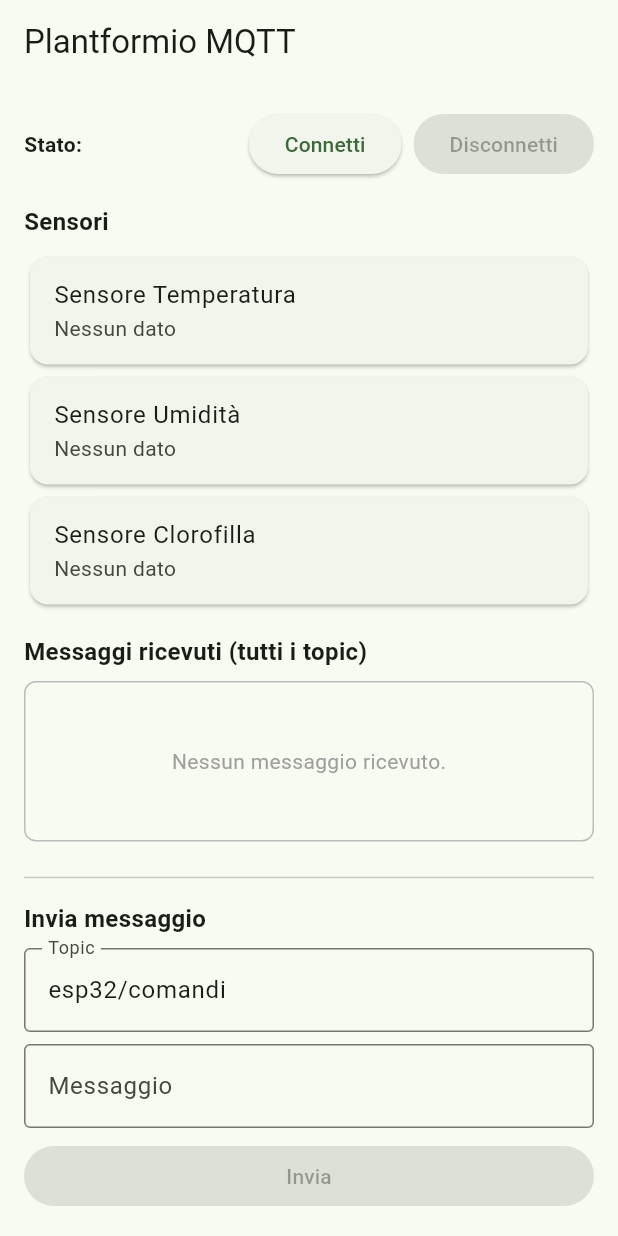
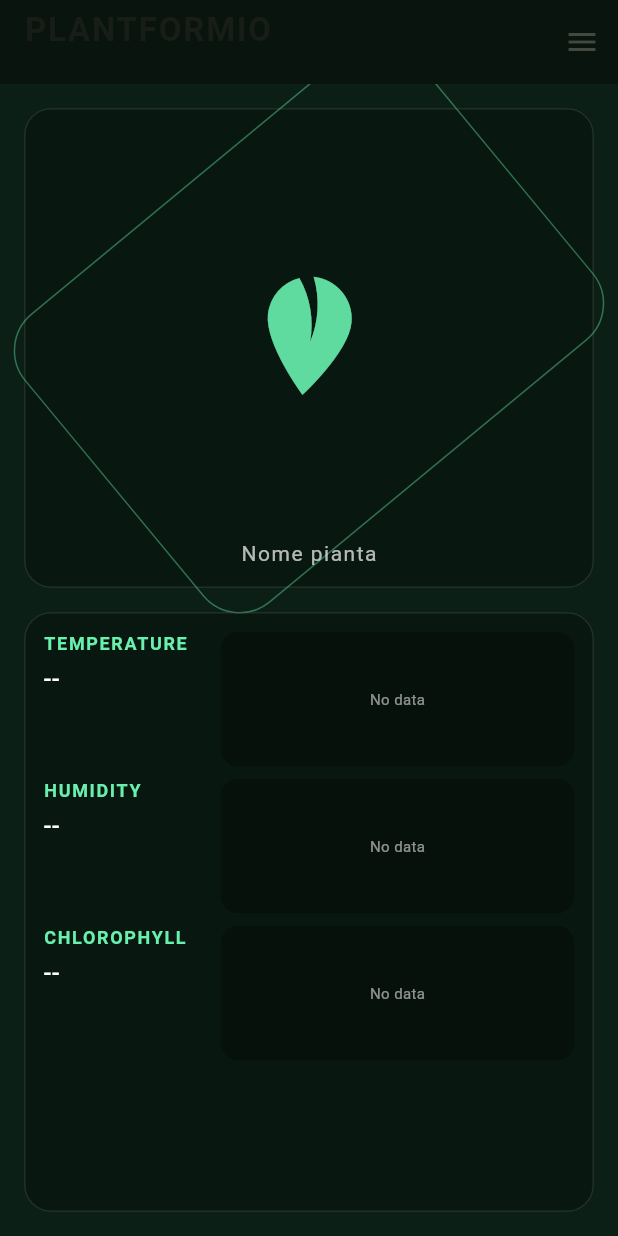
Before and after one commit to fabionsky20/mqtt-publis-and-app, a Flutter app: the screen it shows after launch, on a phone screen of 412 x 824 dp. Run offline on Flutter 3.47's test engine with Material 3 defaults, Android fonts, the phone set to English and light mode, and no system bars; our stand-ins replace fl_chart; missing offline and left inert: mqtt_client.

Commit message:
new app, firt interface

```diff
--- a/lib/main.dart
+++ b/lib/main.dart
@@ -1,320 +1,281 @@
 import 'package:flutter/material.dart';
 import 'package:mqtt_client/mqtt_client.dart';
+import 'package:fl_chart/fl_chart.dart';
 
 import 'mqtt_service.dart';
 
+// Un'unica istanza di MqttService condivisa da tutta l'app
+final MqttService mqttService = MqttService();
+
 void main() {
-  runApp(const MyApp());
+  runApp(const PlantformioApp());
 }
 
-class MyApp extends StatelessWidget {
-  const MyApp({super.key});
+class PlantformioApp extends StatelessWidget {
+  const PlantformioApp({super.key});
 
   @override
   Widget build(BuildContext context) {
     return MaterialApp(
-      title: 'Plantformio MQTT',
+      title: 'Plantformio',
       theme: ThemeData(
         colorScheme: ColorScheme.fromSeed(seedColor: Colors.green),
         useMaterial3: true,
       ),
-      home: const MqttPage(),
+      home: const DashboardPage(),
     );
   }
 }
 
-class MqttPage extends StatefulWidget {
-  const MqttPage({super.key});
+// Modello per un punto di storico (tempo + valore)
+class SensorSample {
+  final DateTime time;
+  final double value;
+
+  SensorSample(this.time, this.value);
+}
+
+class DashboardPage extends StatefulWidget {
+  const DashboardPage({super.key});
 
   @override
-  State<MqttPage> createState() => _MqttPageState();
+  State<DashboardPage> createState() => _DashboardPageState();
 }
 
-class _MqttPageState extends State<MqttPage> {
-  final MqttService _mqttService = MqttService();
+class _DashboardPageState extends State<DashboardPage> {
+  MqttConnectionState _connectionState = MqttConnectionState.disconnected;
 
-  final TextEditingController _topicController =
-  TextEditingController(text: 'esp32/comandi');
-  final TextEditingController _messageController = TextEditingController();
-
-  MqttConnectionState _connectionState = MqttConnectionState.disconnected;
-  final List<String> _receivedMessages = [];
-
-  // Ultimi valori dei tre sensori
   String? _lastTemperature;
   String? _lastHumidity;
   String? _lastChlorophyll;
+
+  final List<SensorSample> _temperatureHistory = [];
+  final List<SensorSample> _humidityHistory = [];
+  final List<SensorSample> _chlorophyllHistory = [];
 
   @override
   void initState() {
     super.initState();
 
-    // Ascolta lo stato della connessione
-    _mqttService.connectionState.listen((state) {
+    // Connessione automatica all'avvio
+    mqttService.connect();
+
+    // Stato connessione
+    mqttService.connectionState.listen((state) {
       setState(() {
         _connectionState = state;
       });
     });
 
-    // Ascolta i messaggi ricevuti generici (tutti i topic)
-    _mqttService.messages.listen((msg) {
+    // Dati sensori
+    mqttService.temperatureStream.listen((value) {
       setState(() {
-        // Inserisco in cima alla lista
-        _receivedMessages.insert(0, msg);
+        _lastTemperature = value;
+        _addSample(_temperatureHistory, value);
       });
     });
 
-    // Ascolta il topic del sensore di temperatura
-    _mqttService.temperatureStream.listen((value) {
+    mqttService.humidityStream.listen((value) {
       setState(() {
-        _lastTemperature = value;
+        _lastHumidity = value;
+        _addSample(_humidityHistory, value);
       });
     });
 
-    // Ascolta il topic del sensore di umidità
-    _mqttService.humidityStream.listen((value) {
-      setState(() {
-        _lastHumidity = value;
-      });
-    });
-
-    // Ascolta il topic del sensore di clorofilla
-    _mqttService.chlorophyllStream.listen((value) {
+    mqttService.chlorophyllStream.listen((value) {
       setState(() {
         _lastChlorophyll = value;
+        _addSample(_chlorophyllHistory, value);
       });
     });
   }
 
   @override
   void dispose() {
-    _mqttService.dispose();
-    _topicController.dispose();
-    _messageController.dispose();
+    // Non chiudo mqttService qui perché è condiviso dall'app.
     super.dispose();
   }
 
-  String _connectionStateText() {
+  /// Aggiunge un campione allo storico e rimuove quelli più vecchi di 24h
+  void _addSample(List<SensorSample> list, String rawValue) {
+    // Provo a estrarre un double dal testo (es. "32.5°C" -> 32.5)
+    final cleaned =
+    rawValue.replaceAll(RegExp('[^0-9,.-]'), '').replaceAll(',', '.');
+    final value = double.tryParse(cleaned);
+    if (value == null) return;
+
+    final now = DateTime.now();
+    list.add(SensorSample(now, value));
+
+    final cutoff = now.subtract(const Duration(hours: 24));
+    list.removeWhere((sample) => sample.time.isBefore(cutoff));
+  }
+
+  String get _connectionLabel {
     switch (_connectionState) {
       case MqttConnectionState.connected:
-        return 'Connesso';
+        return 'CONNECTED';
       case MqttConnectionState.connecting:
-        return 'Connessione in corso...';
+        return 'CONNECTING...';
       case MqttConnectionState.disconnected:
-        return 'Disconnesso';
+        return 'DISCONNECTED';
       case MqttConnectionState.disconnecting:
-        return 'Disconnessione in corso...';
+        return 'DISCONNECTING...';
       case MqttConnectionState.faulted:
-        return 'Errore di connessione';
+        return 'CONNECTION ERROR';
       default:
         return _connectionState.toString();
     }
   }
 
-  Future<void> _connect() async {
-    await _mqttService.connect();
+  Color get _connectionColor {
+    switch (_connectionState) {
+      case MqttConnectionState.connected:
+        return Colors.green;
+      case MqttConnectionState.faulted:
+        return Colors.red;
+      default:
+        return Colors.orange;
+    }
   }
 
-  void _disconnect() {
-    _mqttService.disconnect();
+  void _onMenuSelected(String value) {
+    switch (value) {
+      case 'profile':
+        Navigator.of(context).push(
+          MaterialPageRoute(builder: (_) => const ProfilePage()),
+        );
+        break;
+      case 'commands':
+        Navigator.of(context).push(
+          MaterialPageRoute(builder: (_) => const CommandsPage()),
+        );
+        break;
     }
-
-  Future<void> _sendMessage() async {
-    final topic = _topicController.text.trim();
-    final message = _messageController.text.trim();
-
-    if (topic.isEmpty || message.isEmpty) {
-      ScaffoldMessenger.of(context).showSnackBar(
-        const SnackBar(
-          content: Text('Inserisci sia il topic che il messaggio.'),
-        ),
-      );
-      return;
-    }
-
-    await _mqttService.publish(topic, message);
-
-    // Pulisci il campo messaggio dopo l’invio
-    _messageController.clear();
   }
 
   @override
   Widget build(BuildContext context) {
-    final isConnected = _connectionState == MqttConnectionState.connected;
+    final theme = Theme.of(context);
 
     return Scaffold(
+      // Per ora uno sfondo semplice; più avanti mettiamo l'immagine
+      backgroundColor: const Color(0xFF0b1f16),
       appBar: AppBar(
-        title: const Text('Plantformio MQTT'),
+        backgroundColor: const Color(0xFF09140e),
+        elevation: 0,
+        title: Column(
+          crossAxisAlignment: CrossAxisAlignment.start,
+          children: [
+            const Text(
+              'PLANTFORMIO',
+              style: TextStyle(
+                fontWeight: FontWeight.bold,
+                letterSpacing: 1.2,
+              ),
+            ),
+            Text(
+              _connectionLabel,
+              style: TextStyle(
+                fontSize: 12,
+                color: _connectionColor,
+                letterSpacing: 1.0,
+              ),
+            ),
+          ],
+        ),
+        actions: [
+          PopupMenuButton<String>(
+            icon: const Icon(Icons.menu),
+            onSelected: _onMenuSelected,
+            itemBuilder: (context) => const [
+              PopupMenuItem(
+                value: 'profile',
+                child: Text('Profilo'),
+              ),
+              PopupMenuItem(
+                value: 'commands',
+                child: Text('Comandi'),
+              ),
+            ],
+          ),
+        ],
       ),
       body: Padding(
         padding: const EdgeInsets.all(16.0),
         child: Column(
           children: [
-            // ================== STATO CONNESSIONE ==================
-            Row(
-              mainAxisAlignment: MainAxisAlignment.spaceBetween,
+            // ================== CARD MODELLO 3D ==================
+            Expanded(
+              flex: 4,
+              child: Container(
+                width: double.infinity,
+                padding: const EdgeInsets.all(12),
+                decoration: BoxDecoration(
+                  color: Colors.black.withOpacity(0.25),
+                  borderRadius: BorderRadius.circular(18),
+                  border: Border.all(
+                    color: Colors.white.withOpacity(0.1),
+                  ),
+                ),
+                child: Column(
                   children: [
-                Row(
-                  children: [
-                    const Text(
-                      'Stato: ',
-                      style: TextStyle(fontWeight: FontWeight.bold),
+                    Expanded(
+                      child: _PlantModelPlaceholder(),
                     ),
+                    const SizedBox(height: 8),
                     Text(
-                      _connectionStateText(),
-                      style: TextStyle(
-                        color: isConnected ? Colors.green : Colors.red,
-                        fontWeight: FontWeight.bold,
+                      'Nome pianta',
+                      style: theme.textTheme.bodyMedium?.copyWith(
+                        color: Colors.white70,
+                        letterSpacing: 1.0,
                       ),
                     ),
                   ],
-                ),
-                Row(
-                  children: [
-                    ElevatedButton(
-                      onPressed: _connect,
-                      child: const Text('Connetti'),
-                    ),
-                    const SizedBox(width: 8),
-                    ElevatedButton(
-                      onPressed: isConnected ? _disconnect : null,
-                      child: const Text('Disconnetti'),
-                    ),
-                  ],
-                ),
-              ],
-            ),
-            const SizedBox(height: 16),
-
-            // ================== SEZIONE SENSORI ==================
-            const Align(
-              alignment: Alignment.centerLeft,
-              child: Text(
-                'Sensori',
-                style: TextStyle(
-                  fontWeight: FontWeight.bold,
-                  fontSize: 16,
-                ),
-              ),
-            ),
-            const SizedBox(height: 8),
-
-            Card(
-              child: ListTile(
-                title: const Text('Sensore Temperatura'),
-                subtitle: Text(
-                  _lastTemperature ?? 'Nessun dato',
-                  style: const TextStyle(fontSize: 14),
-                ),
-              ),
-            ),
-            Card(
-              child: ListTile(
-                title: const Text('Sensore Umidità'),
-                subtitle: Text(
-                  _lastHumidity ?? 'Nessun dato',
-                  style: const TextStyle(fontSize: 14),
-                ),
-              ),
-            ),
-            Card(
-              child: ListTile(
-                title: const Text('Sensore Clorofilla'),
-                subtitle: Text(
-                  _lastChlorophyll ?? 'Nessun dato',
-                  style: const TextStyle(fontSize: 14),
                 ),
               ),
             ),
 
             const SizedBox(height: 16),
 
-            // ================== MESSAGGI RICEVUTI (TUTTI I TOPIC) ==================
-            const Align(
-              alignment: Alignment.centerLeft,
-              child: Text(
-                'Messaggi ricevuti (tutti i topic)',
-                style: TextStyle(
-                  fontWeight: FontWeight.bold,
-                  fontSize: 16,
+            // ================== CARD SENSORI + GRAFICI ==================
+            Expanded(
+              flex: 5,
+              child: Container(
+                width: double.infinity,
+                padding: const EdgeInsets.all(12),
+                decoration: BoxDecoration(
+                  color: Colors.black.withOpacity(0.25),
+                  borderRadius: BorderRadius.circular(18),
+                  border: Border.all(
+                    color: Colors.white.withOpacity(0.1),
                   ),
                 ),
+                child: Column(
+                  crossAxisAlignment: CrossAxisAlignment.start,
+                  children: [
+                    SensorRow(
+                      label: 'TEMPERATURE',
+                      unit: '°C',
+                      currentValue: _lastTemperature,
+                      history: _temperatureHistory,
                     ),
                     const SizedBox(height: 8),
-            Expanded(
-              child: Container(
-                decoration: BoxDecoration(
-                  border: Border.all(color: Colors.grey.shade400),
-                  borderRadius: BorderRadius.circular(8),
-                ),
-                child: _receivedMessages.isEmpty
-                    ? const Center(
-                  child: Text(
-                    'Nessun messaggio ricevuto.',
-                    style: TextStyle(color: Colors.grey),
-                  ),
-                )
-                    : ListView.builder(
-                  reverse: false,
-                  itemCount: _receivedMessages.length,
-                  itemBuilder: (context, index) {
-                    final msg = _receivedMessages[index];
-                    return ListTile(
-                      dense: true,
-                      title: Text(
-                        msg,
-                        style: const TextStyle(fontSize: 14),
-                      ),
-                    );
-                  },
-                ),
-              ),
-            ),
-
-            const SizedBox(height: 16),
-            const Divider(),
-            const SizedBox(height: 8),
-
-            // ================== INVIA MESSAGGIO ==================
-            const Align(
-              alignment: Alignment.centerLeft,
-              child: Text(
-                'Invia messaggio',
-                style: TextStyle(
-                  fontWeight: FontWeight.bold,
-                  fontSize: 16,
-                ),
-              ),
+                    SensorRow(
+                      label: 'HUMIDITY',
+                      unit: '%',
+                      currentValue: _lastHumidity,
+                      history: _humidityHistory,
                     ),
                     const SizedBox(height: 8),
-
-            TextField(
-              controller: _topicController,
-              decoration: const InputDecoration(
-                labelText: 'Topic',
-                hintText: 'es. esp32/comandi',
-                border: OutlineInputBorder(),
+                    SensorRow(
+                      label: 'CHLOROPHYLL',
+                      unit: '%',
+                      currentValue: _lastChlorophyll,
+                      history: _chlorophyllHistory,
                     ),
+                  ],
                 ),
-            const SizedBox(height: 8),
-
-            TextField(
-              controller: _messageController,
-              decoration: const InputDecoration(
-                labelText: 'Messaggio',
-                hintText: 'Scrivi il messaggio da inviare...',
-                border: OutlineInputBorder(),
-              ),
-              minLines: 1,
-              maxLines: 3,
-            ),
-            const SizedBox(height: 8),
-
-            SizedBox(
-              width: double.infinity,
-              child: ElevatedButton(
-                onPressed: isConnected ? _sendMessage : null,
-                child: const Text('Invia'),
               ),
             ),
           ],
@@ -323,3 +284,231 @@ class _MqttPageState extends State<MqttPage> {
     );
   }
 }
+
+// Placeholder per il modello 3D (per ora solo grafica)
+class _PlantModelPlaceholder extends StatefulWidget {
+  @override
+  State<_PlantModelPlaceholder> createState() => _PlantModelPlaceholderState();
+}
+
+class _PlantModelPlaceholderState extends State<_PlantModelPlaceholder>
+    with SingleTickerProviderStateMixin {
+  late final AnimationController _controller;
+
+  @override
+  void initState() {
+    super.initState();
+    // Rotazione lenta, giusto per dare l'idea
+    _controller = AnimationController(
+      vsync: this,
+      duration: const Duration(seconds: 20),
+    )..repeat();
+  }
+
+  @override
+  void dispose() {
+    _controller.dispose();
+    super.dispose();
+  }
+
+  @override
+  Widget build(BuildContext context) {
+    return AnimatedBuilder(
+      animation: _controller,
+      builder: (_, child) {
+        return Transform.rotate(
+          angle: _controller.value * 6.28318, // 2*pi
+          child: child,
+        );
+      },
+      child: Container(
+        margin: const EdgeInsets.all(8),
+        decoration: BoxDecoration(
+          borderRadius: BorderRadius.circular(32),
+          border: Border.all(color: Colors.greenAccent.withOpacity(0.4)),
+        ),
+        child: Center(
+          child: Icon(
+            Icons.eco,
+            size: 96,
+            color: Colors.greenAccent.withOpacity(0.9),
+          ),
+        ),
+      ),
+    );
+  }
+}
+
+// Riga singolo sensore: titolo + valore + mini grafico
+class SensorRow extends StatelessWidget {
+  final String label;
+  final String unit;
+  final String? currentValue;
+  final List<SensorSample> history;
+
+  const SensorRow({
+    super.key,
+    required this.label,
+    required this.unit,
+    required this.currentValue,
+    required this.history,
+  });
+
+  @override
+  Widget build(BuildContext context) {
+    final theme = Theme.of(context);
+
+    String displayValue() {
+      if (currentValue == null) return '--';
+      final cleaned =
+      currentValue!.replaceAll(RegExp('[^0-9,.-]'), '').replaceAll(',', '.');
+      final value = double.tryParse(cleaned);
+      if (value == null) return currentValue!;
+      return '${value.toStringAsFixed(1)}$unit';
+    }
+
+    return SizedBox(
+      height: 90,
+      child: Row(
+        children: [
+          // Testo a sinistra
+          SizedBox(
+            width: 110,
+            child: Column(
+              crossAxisAlignment: CrossAxisAlignment.start,
+              children: [
+                Text(
+                  label,
+                  style: theme.textTheme.labelMedium?.copyWith(
+                    color: Colors.greenAccent,
+                    fontWeight: FontWeight.bold,
+                    letterSpacing: 1.1,
+                  ),
+                ),
+                const SizedBox(height: 4),
+                Text(
+                  displayValue(),
+                  style: theme.textTheme.titleMedium?.copyWith(
+                    color: Colors.white,
+                  ),
+                ),
+              ],
+            ),
+          ),
+          const SizedBox(width: 8),
+          // Grafico a destra
+          Expanded(
+            child: ClipRRect(
+              borderRadius: BorderRadius.circular(12),
+              child: Container(
+                padding: const EdgeInsets.symmetric(horizontal: 4, vertical: 4),
+                color: Colors.black.withOpacity(0.25),
+                child: SensorChart(history: history),
+              ),
+            ),
+          ),
+        ],
+      ),
+    );
+  }
+}
+
+// Mini grafico linea con fl_chart
+class SensorChart extends StatelessWidget {
+  final List<SensorSample> history;
+
+  const SensorChart({super.key, required this.history});
+
+  @override
+  Widget build(BuildContext context) {
+    if (history.length < 2) {
+      return const Center(
+        child: Text(
+          'No data',
+          style: TextStyle(
+            color: Colors.white54,
+            fontSize: 10,
+          ),
+        ),
+      );
+    }
+
+    final spots = history.map((sample) {
+      final x = sample.time.millisecondsSinceEpoch.toDouble();
+      return FlSpot(x, sample.value);
+    }).toList();
+
+    final minX = spots.first.x;
+    final maxX = spots.last.x;
+
+    return LineChart(
+      LineChartData(
+        minX: minX,
+        maxX: maxX,
+        lineTouchData: const LineTouchData(enabled: false),
+        titlesData: const FlTitlesData(show: false),
+        gridData: const FlGridData(show: false),
+        borderData: FlBorderData(show: false),
+        lineBarsData: [
+          LineChartBarData(
+            spots: spots,
+            isCurved: true,
+            barWidth: 2,
+            isStrokeCapRound: true,
+            dotData: const FlDotData(show: false),
+            belowBarData: BarAreaData(show: false),
+          ),
+        ],
+      ),
+    );
+  }
+}
+
+// Pagina Profilo (per ora solo placeholder)
+class ProfilePage extends StatelessWidget {
+  const ProfilePage({super.key});
+
+  @override
+  Widget build(BuildContext context) {
+    return Scaffold(
+      appBar: AppBar(
+        title: const Text('Profilo'),
+      ),
+      body: const Center(
+        child: Padding(
+          padding: EdgeInsets.all(24.0),
+          child: Text(
+            'Qui in futuro potrai impostare il nome della pianta, '
+                'scegliere l\'immagine/modello 3D, e configurare altri dati.',
+            textAlign: TextAlign.center,
+          ),
+        ),
+      ),
+    );
+  }
+}
+
+// Pagina Comandi (per ora solo placeholder)
+class CommandsPage extends StatelessWidget {
+  const CommandsPage({super.key});
+
+  @override
+  Widget build(BuildContext context) {
+    return Scaffold(
+      appBar: AppBar(
+        title: const Text('Comandi'),
+      ),
+      body: const Center(
+        child: Padding(
+          padding: EdgeInsets.all(24.0),
+          child: Text(
+            'Qui in futuro potremo aggiungere dei comandi preimpostati '
+                'da inviare automaticamente sul topic "esp32/comandi" '
+                'per comunicare con la pianta.',
+            textAlign: TextAlign.center,
+          ),
+        ),
+      ),
+    );
+  }
+}
--- a/pubspec.yaml
+++ b/pubspec.yaml
@@ -32,6 +32,8 @@ dependencies:
     sdk: flutter
 
   mqtt_client: ^9.6.8
+  fl_chart: ^0.69.0
+  flutter_cube: ^0.1.0
 
 
   # The following adds the Cupertino Icons font to your application.
```
Also changed, not shown: pubspec.lock. Lines whose indentation alone changed are shown as unchanged.
